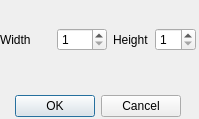
First picture: the form in tools/mapEditor/ui/newlevel.ui, repository gberthou/SanctuarySIE, before the edit.
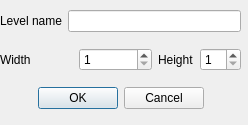
Second picture: the form after the edit.

Commit message: [MapEditor] Added tab widget

The edit to the form file:
```diff
--- a/tools/mapEditor/ui/newlevel.ui
+++ b/tools/mapEditor/ui/newlevel.ui
@@ -6,38 +6,38 @@
    <rect>
     <x>0</x>
     <y>0</y>
-    <width>199</width>
-    <height>119</height>
+    <width>248</width>
+    <height>125</height>
    </rect>
   </property>
   <property name="windowTitle">
    <string>New Level</string>
   </property>
-  <widget class="QDialogButtonBox" name="buttonBox">
-   <property name="geometry">
-    <rect>
-     <x>10</x>
-     <y>90</y>
-     <width>171</width>
-     <height>32</height>
-    </rect>
-   </property>
-   <property name="orientation">
-    <enum>Qt::Horizontal</enum>
-   </property>
-   <property name="standardButtons">
-    <set>QDialogButtonBox::Cancel|QDialogButtonBox::Ok</set>
-   </property>
-  </widget>
-  <widget class="QWidget" name="horizontalLayoutWidget_3">
+  <widget class="QWidget" name="verticalLayoutWidget_2">
    <property name="geometry">
     <rect>
      <x>0</x>
      <y>0</y>
-     <width>196</width>
-     <height>80</height>
+     <width>241</width>
+     <height>121</height>
     </rect>
    </property>
+   <layout class="QVBoxLayout" name="verticalLayout_2">
+    <item>
+     <layout class="QHBoxLayout" name="horizontalLayout_5">
+      <item>
+       <widget class="QLabel" name="label">
+        <property name="text">
+         <string>Level name</string>
+        </property>
+       </widget>
+      </item>
+      <item>
+       <widget class="QLineEdit" name="leLevelName"/>
+      </item>
+     </layout>
+    </item>
+    <item>
    <layout class="QHBoxLayout" name="horizontalLayout_3">
     <item>
      <layout class="QHBoxLayout" name="horizontalLayout">
@@ -82,10 +82,25 @@
      </layout>
     </item>
    </layout>
-  </widget>
-  <zorder>buttonBox</zorder>
-  <zorder>horizontalLayoutWidget_3</zorder>
-  <zorder>horizontalLayoutWidget</zorder>
+    </item>
+    <item>
+     <widget class="QDialogButtonBox" name="buttonBox">
+      <property name="orientation">
+       <enum>Qt::Horizontal</enum>
+      </property>
+      <property name="standardButtons">
+       <set>QDialogButtonBox::Cancel|QDialogButtonBox::Ok</set>
+      </property>
+      <property name="centerButtons">
+       <bool>true</bool>
+      </property>
+     </widget>
+    </item>
+   </layout>
+  </widget>
+  <zorder></zorder>
+  <zorder>verticalLayoutWidget_2</zorder>
+  <zorder>verticalLayoutWidget</zorder>
  </widget>
  <resources/>
  <connections>
```
Lines whose indentation alone changed are shown as unchanged. The commit also changes 3 other files.
